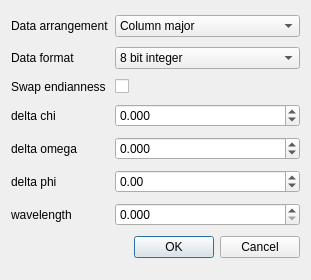
The window that apps/NSXQt/ui/DialogRawData.ui (k61n/openhkl) describes before a commit, drawn with Qt 5.
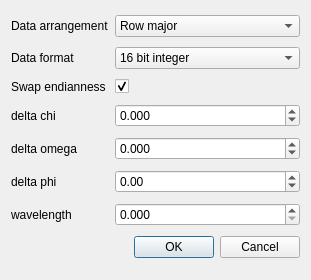
The same window after the commit.

Commit message: more improvements to raw data import

Diff of the .ui file:
```diff
--- a/apps/NSXQt/ui/DialogRawData.ui
+++ b/apps/NSXQt/ui/DialogRawData.ui
@@ -16,6 +16,9 @@
   <layout class="QGridLayout" name="gridLayout">
    <item row="0" column="1">
     <widget class="QComboBox" name="dataArrangement">
+     <property name="currentIndex">
+      <number>1</number>
+     </property>
      <item>
       <property name="text">
        <string>Column major</string>
@@ -37,6 +40,9 @@
    </item>
    <item row="1" column="1">
     <widget class="QComboBox" name="dataFormat">
+     <property name="currentIndex">
+      <number>1</number>
+     </property>
      <item>
       <property name="text">
        <string>8 bit integer</string>
@@ -82,6 +88,9 @@
      <property name="text">
       <string/>
      </property>
+     <property name="checked">
+      <bool>true</bool>
+     </property>
     </widget>
    </item>
    <item row="4" column="1">
```
The commit also changes 5 other files.
